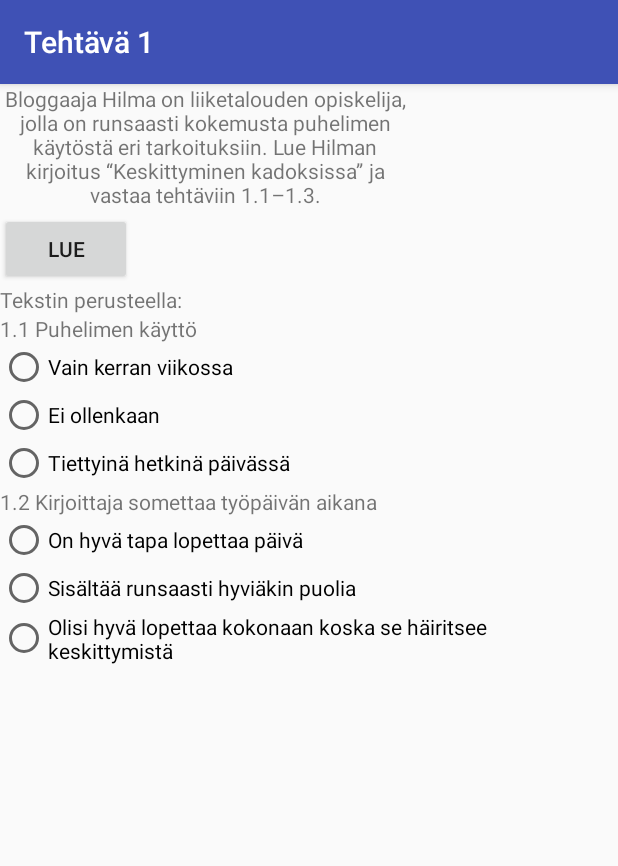
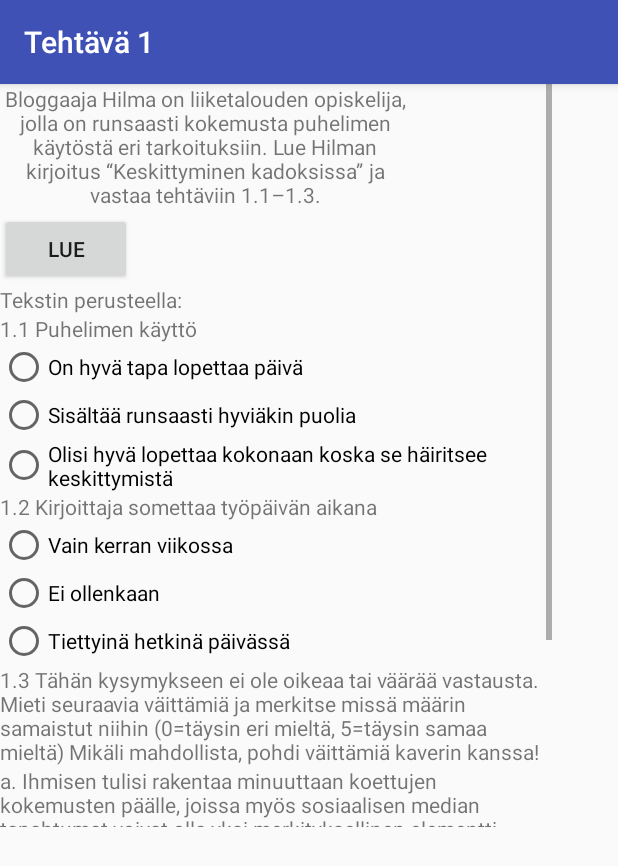
Before and after one commit to areee/RiippuvaisApp, an Android app: the Exercise1Activity screen opened directly, with no data from a screen before it, on a phone screen of 412 x 824 dp. Shown: the top 866 px of the screen. Run offline under Robolectric (Android 15) with nearby library versions, the light colour scheme and no system bars.

Commit message:
edited exercise 1 layout

```diff
--- a/app/src/main/res/layout/activity_exercise1.xml
+++ b/app/src/main/res/layout/activity_exercise1.xml
@@ -16,7 +16,7 @@
 
         <LinearLayout
             android:layout_width="match_parent"
-            android:layout_height="match_parent"
+            android:layout_height="wrap_content"
             android:orientation="vertical">
 
             <TextView
@@ -69,6 +69,51 @@
                 app:layout_constraintVertical_bias="0.069" />
 
             <RadioGroup
+                android:id="@+id/radioGroup"
+                android:layout_width="match_parent"
+                android:layout_height="match_parent"
+                app:layout_constraintBottom_toBottomOf="parent"
+                app:layout_constraintHorizontal_bias="0.504"
+                app:layout_constraintLeft_toLeftOf="parent"
+                app:layout_constraintRight_toRightOf="parent"
+                app:layout_constraintTop_toBottomOf="@+id/textView5"
+                app:layout_constraintVertical_bias="0.085">
+
+                <RadioButton
+                    android:id="@+id/radioButton3"
+                    android:layout_width="match_parent"
+                    android:layout_height="wrap_content"
+                    android:text="On hyvä tapa lopettaa päivä" />
+
+                <RadioButton
+                    android:id="@+id/radioButton2"
+                    android:layout_width="match_parent"
+                    android:layout_height="wrap_content"
+                    android:text="Sisältää runsaasti hyviäkin puolia" />
+
+                <RadioButton
+                    android:id="@+id/radioButton"
+                    android:layout_width="match_parent"
+                    android:layout_height="match_parent"
+                    android:text="Olisi hyvä lopettaa kokonaan koska se häiritsee keskittymistä"
+                    tools:layout_editor_absoluteX="125dp"
+                    tools:layout_editor_absoluteY="252dp" />
+
+            </RadioGroup>
+
+            <TextView
+                android:id="@+id/textView6"
+                android:layout_width="wrap_content"
+                android:layout_height="wrap_content"
+                android:text="1.2 Kirjoittaja somettaa työpäivän aikana"
+                app:layout_constraintBottom_toBottomOf="parent"
+                app:layout_constraintHorizontal_bias="0.427"
+                app:layout_constraintLeft_toLeftOf="parent"
+                app:layout_constraintRight_toRightOf="parent"
+                app:layout_constraintTop_toBottomOf="@+id/radioGroup"
+                app:layout_constraintVertical_bias="0.141" />
+
+            <RadioGroup
                 android:layout_width="match_parent"
                 android:layout_height="match_parent"
                 app:layout_constraintBottom_toBottomOf="parent"
@@ -102,49 +147,42 @@
             </RadioGroup>
 
             <TextView
-                android:id="@+id/textView6"
-                android:layout_width="wrap_content"
+                android:id="@+id/textView4"
+                android:layout_width="match_parent"
                 android:layout_height="wrap_content"
-                android:text="1.2 Kirjoittaja somettaa työpäivän aikana"
-                app:layout_constraintBottom_toBottomOf="parent"
-                app:layout_constraintHorizontal_bias="0.427"
-                app:layout_constraintLeft_toLeftOf="parent"
-                app:layout_constraintRight_toRightOf="parent"
-                app:layout_constraintTop_toBottomOf="@+id/radioGroup"
-                app:layout_constraintVertical_bias="0.141" />
+                android:text="1.3 Tähän kysymykseen ei ole oikeaa tai väärää vastausta. Mieti seuraavia väittämiä ja merkitse missä määrin samaistut niihin (0=täysin eri mieltä, 5=täysin samaa mieltä) Mikäli mahdollista, pohdi väittämiä kaverin kanssa!" />
 
-            <RadioGroup
-                android:id="@+id/radioGroup"
+            <TextView
+                android:id="@+id/textView7"
                 android:layout_width="match_parent"
-                android:layout_height="match_parent"
-                app:layout_constraintBottom_toBottomOf="parent"
-                app:layout_constraintHorizontal_bias="0.504"
-                app:layout_constraintLeft_toLeftOf="parent"
-                app:layout_constraintRight_toRightOf="parent"
-                app:layout_constraintTop_toBottomOf="@+id/textView5"
-                app:layout_constraintVertical_bias="0.085">
+                android:layout_height="wrap_content"
+                android:text="a. Ihmisen tulisi rakentaa minuuttaan koettujen kokemusten päälle, joissa myös sosiaalisen median tapahtumat voivat olla yksi merkityksellinen elementti" />
 
-                <RadioButton
-                    android:id="@+id/radioButton3"
-                    android:layout_width="match_parent"
-                    android:layout_height="wrap_content"
-                    android:text="On hyvä tapa lopettaa päivä" />
+            <SeekBar
+                android:id="@+id/seekBar_exercise1_1"
+                style="@style/Widget.AppCompat.SeekBar.Discrete"
+                android:layout_width="match_parent"
+                android:layout_height="wrap_content"
+                android:max="5"
+                android:progress="1" />
 
-                <RadioButton
-                    android:id="@+id/radioButton2"
-                    android:layout_width="match_parent"
-                    android:layout_height="wrap_content"
-                    android:text="Sisältää runsaasti hyviäkin puolia" />
+            <TextView
+                android:id="@+id/textView8"
+                android:layout_width="match_parent"
+                android:layout_height="wrap_content"
+                android:text="b. Ihmisen tulisi rakentaa minuuttaan todellisten kokemusten päälle, joiden kokemista puhelimen käyttö vain rajoittaa" />
 
-                <RadioButton
-                    android:id="@+id/radioButton"
-                    android:layout_width="match_parent"
-                    android:layout_height="match_parent"
-                    android:text="Olisi hyvä lopettaa kokonaan koska se häiritsee keskittymistä"
-                    tools:layout_editor_absoluteX="125dp"
-                    tools:layout_editor_absoluteY="252dp" />
+            <TextView
+                android:id="@+id/textView9"
+                android:layout_width="match_parent"
+                android:layout_height="wrap_content"
+                android:text="c. Sosiaalisen median kautta saatava vaikutelma henkilöstä on nykyään yhtä merkityksellinen kuin henkilön vaatetuksen ja muun ulkoasun antama vaikutelma." />
 
-            </RadioGroup>
+            <TextView
+                android:id="@+id/textView10"
+                android:layout_width="match_parent"
+                android:layout_height="wrap_content"
+                android:text="d. Ystävien kanssa vietetty aika saa lisäarvoa jos siitä jää muiston lisäksi kuvamateriaalia." />
 
         </LinearLayout>
     </ScrollView>
```
